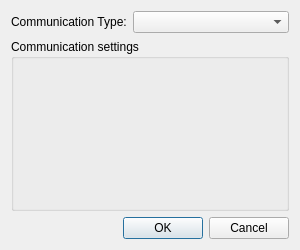
Before: the Qt Designer form CubesControl/ui/commsettingsdialog.ui in tstana/cubes-sw, drawn with Qt 5.
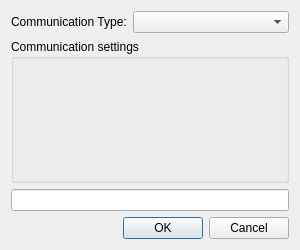
After: the same form once the commit is applied.

Commit message: CommSettingsDialog: Continuing debug, stil crashing on qobject_cast

Diff of the .ui file:
```diff
--- a/CubesControl/ui/commsettingsdialog.ui
+++ b/CubesControl/ui/commsettingsdialog.ui
@@ -48,6 +48,9 @@
      </property>
     </widget>
    </item>
+   <item>
+    <widget class="QLineEdit" name="lineEdit"/>
+   </item>
    <item>
     <layout class="QHBoxLayout" name="hboxButtons">
      <item>
```
The commit also changes 1 other file.
